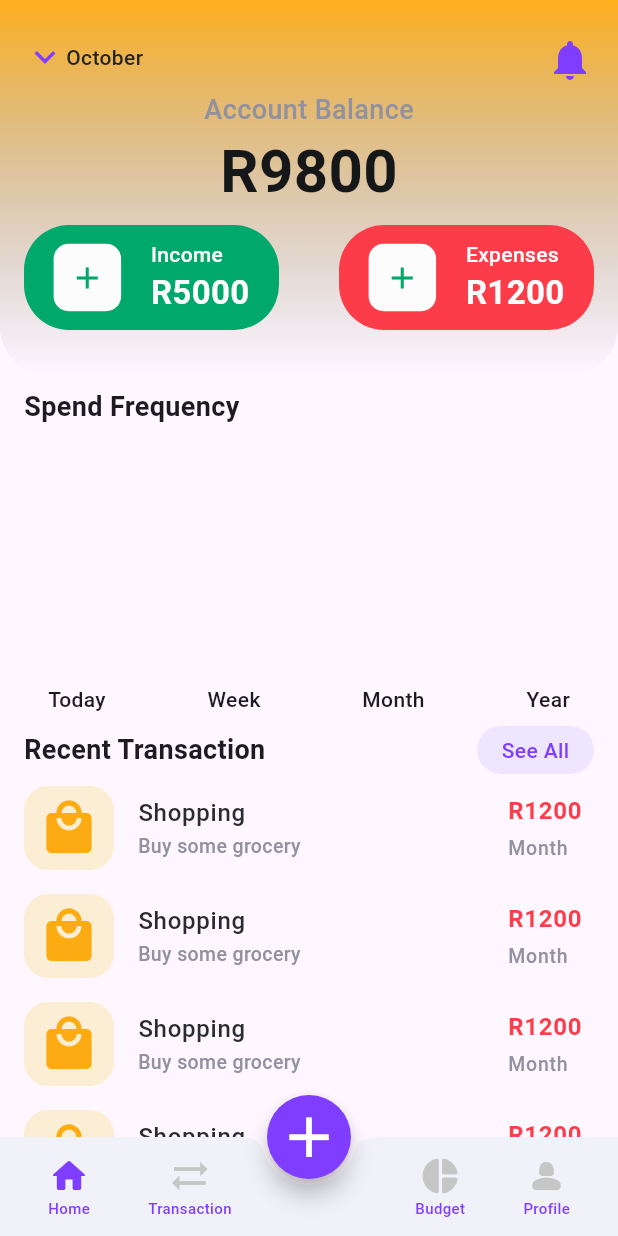
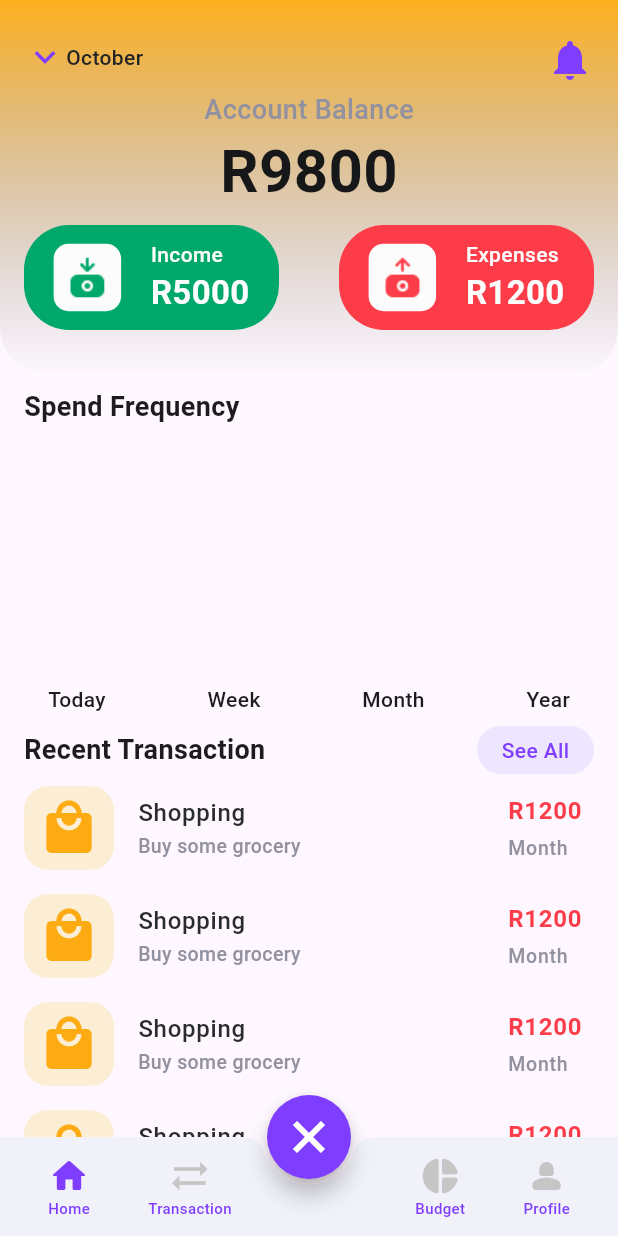
Before and after one commit to FumiMelvinDev/Flutter-expense-tracker-app, a Flutter app: the screen it shows after launch, after a tap on the "add" icon, on a phone screen of 412 x 824 dp. Run offline on Flutter 3.47's test engine with Material 3 defaults, Android fonts, the phone set to English and light mode, and no system bars; our stand-ins replace hive_flutter; accounts and stored records are empty.

Commit message:
update icons, by replacing them with images

```diff
--- a/lib/main.dart
+++ b/lib/main.dart
@@ -4,15 +4,20 @@ import 'package:expense_tracker_app/screens/home.dart';
 import 'package:expense_tracker_app/screens/profile.dart';
 import 'package:expense_tracker_app/screens/transaction.dart';
 import 'package:flutter/material.dart';
+import 'package:hive_flutter/adapters.dart';
 
-void main() {
+void main() async {
+  WidgetsFlutterBinding.ensureInitialized();
+
+  await Hive.initFlutter();
+  await Hive.openBox('expensetracker_box');
+
   runApp(const MyApp());
 }
 
 class MyApp extends StatelessWidget {
   const MyApp({super.key});
 
-  // This widget is the root of your application.
   @override
   Widget build(BuildContext context) {
     return const MaterialApp(
@@ -38,19 +43,28 @@ class _BottomState extends State<Bottom> {
     const ProfileScreen(),
   ];
 
+  bool rotated = false;
+
   @override
   Widget build(BuildContext context) {
     return Scaffold(
       extendBodyBehindAppBar: true,
       body: screens[index_color],
       floatingActionButton: FloatingActionButton(
-        onPressed: () {},
+        onPressed: () {
+          setState(() {
+            rotated = !rotated;
+          });
+        },
         shape: const CircleBorder(eccentricity: 1),
         backgroundColor: AppColors.violet100,
-        child: const Icon(
-          Icons.add,
-          size: 45,
-          color: AppColors.light100,
+        child: Transform.rotate(
+          angle: rotated ? 45 * 3.1415926535 / 180 : 0,
+          child: const Icon(
+            Icons.add,
+            size: 45,
+            color: AppColors.light100,
+          ),
         ),
       ),
       floatingActionButtonLocation: FloatingActionButtonLocation.centerDocked,
--- a/lib/screens/home.dart
+++ b/lib/screens/home.dart
@@ -7,7 +7,7 @@ class Homescreen extends StatelessWidget {
   @override
   Widget build(BuildContext context) {
     return Scaffold(
-      extendBodyBehindAppBar: true,
+      extendBodyBehindAppBar: false,
       body: SafeArea(
         child: CustomScrollView(
           slivers: [
@@ -192,7 +192,7 @@ class Homescreen extends StatelessWidget {
                     ),
                   );
                 },
-                childCount: 5,
+                childCount: 4,
               ),
             ),
           ],
@@ -313,12 +313,8 @@ Widget _head() {
                                   Radius.circular(10),
                                 ),
                               ),
-                              child: const Center(
-                                child: Icon(
-                                  Icons.add,
-                                  color: AppColors.green100,
-                                ),
-                              ),
+                              child: Center(
+                                  child: Image.asset('assets/income.png')),
                             ),
                             const Center(
                               child: Column(
@@ -370,12 +366,8 @@ Widget _head() {
                                   Radius.circular(10),
                                 ),
                               ),
-                              child: const Center(
-                                child: Icon(
-                                  Icons.add,
-                                  color: AppColors.green100,
-                                ),
-                              ),
+                              child: Center(
+                                  child: Image.asset('assets/expense.png')),
                             ),
                             const Center(
                               child: Column(
```
Also changed, not shown: pubspec.yaml (+8 -19 lines), assets/expense.png (added), assets/income.png (added), assets/transfer.png (added), pubspec.lock, 1 other file.
